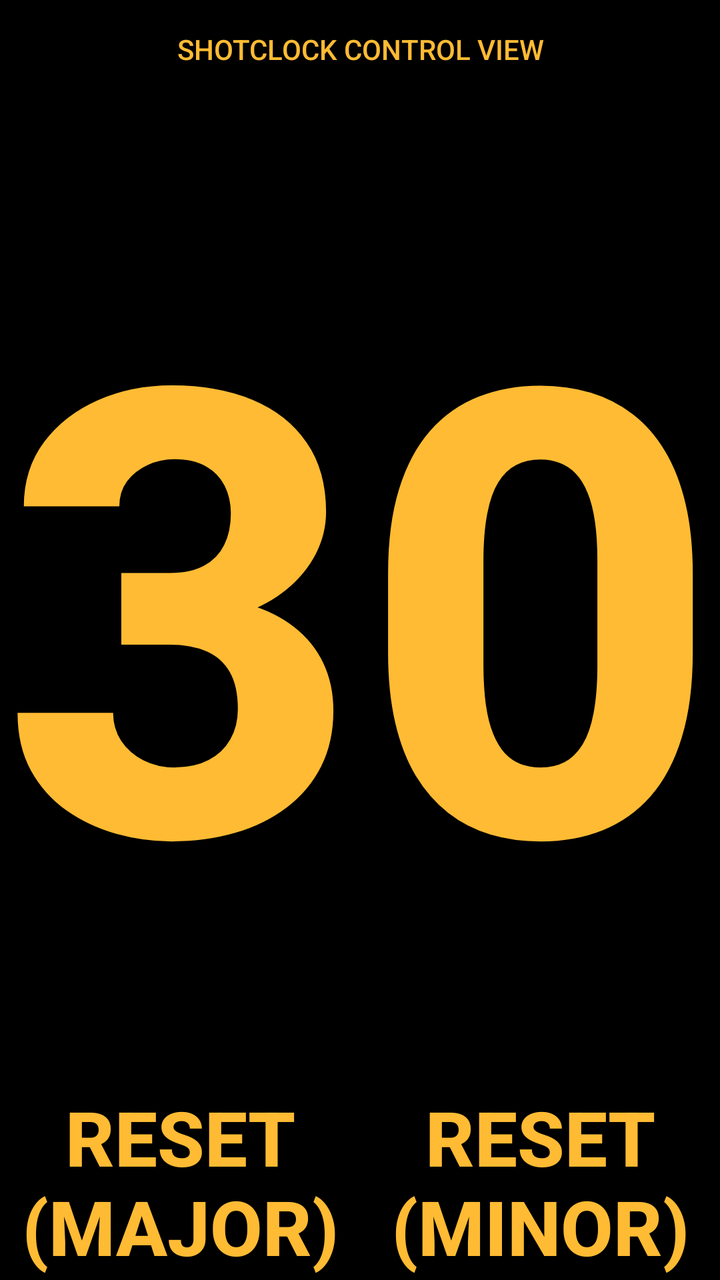
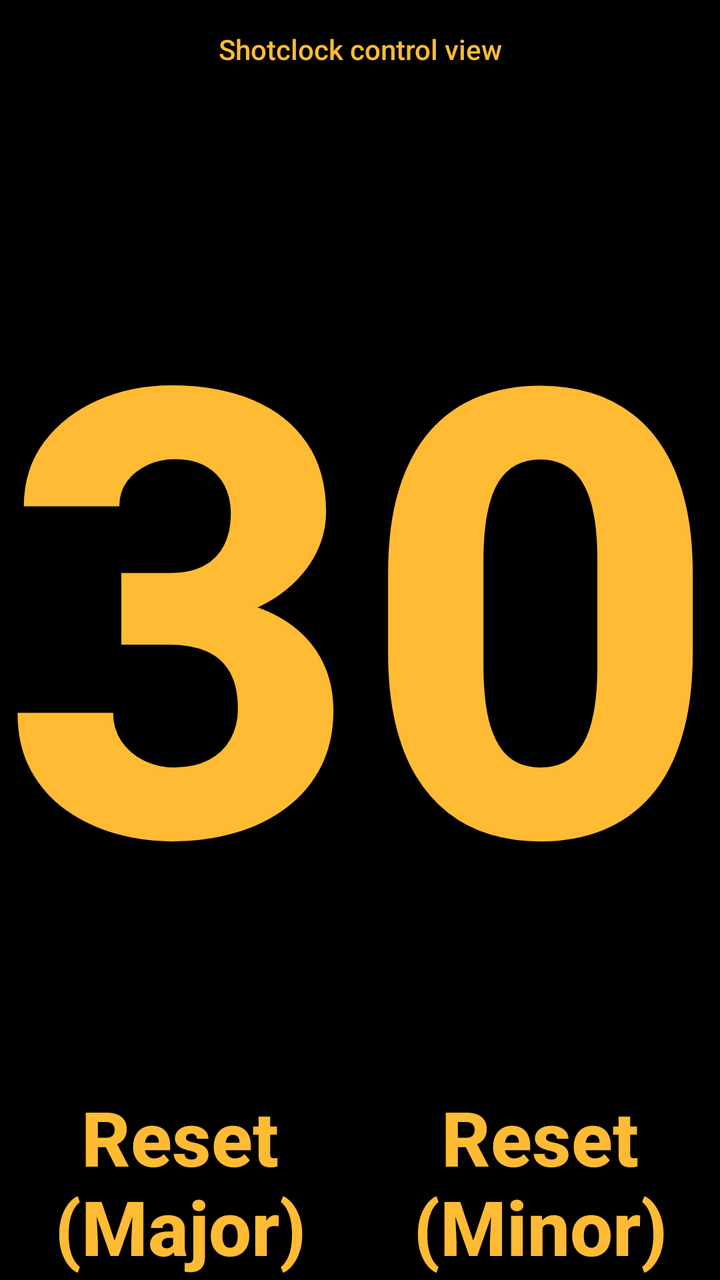

Before-and-after screenshots of an Android layout around one commit, followed by the original layout XML and the change that was made.
<!-- AndroidManifest.xml: application theme AppTheme -->
<!-- res/layout/shotclock_remote_control.xml -->
<?xml version="1.0" encoding="utf-8"?>
<androidx.constraintlayout.widget.ConstraintLayout xmlns:android="http://schemas.android.com/apk/res/android"
    xmlns:app="http://schemas.android.com/apk/res-auto"
    xmlns:tools="http://schemas.android.com/tools"
    android:layout_width="match_parent"
    android:layout_height="match_parent"
    android:keepScreenOn="true"
    tools:context="de.wasserball.wabaclock.main.ShotclockRemoteControl">

    <LinearLayout
        android:id="@+id/layoutZN2"
        android:layout_width="match_parent"
        android:layout_height="match_parent"
        android:orientation="vertical">

        <Button
            android:id="@+id/button2"
            android:layout_width="match_parent"
            android:layout_height="0dp"
            android:layout_weight="1"
            android:background="@android:color/background_dark"
            android:text="@string/shotclock_control_view_title"
            android:textColor="@android:color/holo_orange_light" />

        <Button
            android:id="@+id/shotclock_zn2"
            style="@style/Widget.AppCompat.Button.Borderless"
            android:layout_width="match_parent"
            android:layout_height="0dp"
            android:layout_weight="10"
            android:background="@android:color/background_dark"
            android:clickable="true"
            android:focusable="true"
            android:onClick="startStopShotclock"
            android:text="@string/shotclock_default_val"
            android:textAlignment="center"
            android:textColor="@android:color/holo_orange_light"
            android:textStyle="bold"
            app:autoSizeMaxTextSize="4000sp"
            app:autoSizeMinTextSize="12sp"
            app:autoSizeStepGranularity="20sp"
            app:autoSizeTextType="uniform" />

        <LinearLayout
            android:layout_width="match_parent"
            android:layout_height="0dp"
            android:layout_weight="2"
            android:orientation="horizontal">

            <Button
                android:id="@+id/resetMajorZN2"
                style="@style/Widget.AppCompat.Button.Borderless"
                android:layout_width="match_parent"
                android:layout_height="match_parent"
                android:layout_weight="1"
                android:background="@android:color/background_dark"
                android:clickable="true"
                android:focusable="true"
                android:onClick="resetShotclockMajor"
                android:text="@string/reset_major"
                android:textColor="@android:color/holo_orange_light"
                android:textStyle="bold"
                app:autoSizeMaxTextSize="200sp"
                app:autoSizeMinTextSize="12sp"
                app:autoSizeStepGranularity="2sp"
                app:autoSizeTextType="uniform" />

            <Button
                android:id="@+id/resetMinorZN2"
                style="@style/Widget.AppCompat.Button.Borderless"
                android:layout_width="match_parent"
                android:layout_height="match_parent"
                android:layout_weight="1"
                android:background="@android:color/background_dark"
                android:clickable="true"
                android:focusable="true"
                android:onClick="resetShotclockMinor"
                android:text="@string/reset_minor"
                android:textColor="@android:color/holo_orange_light"
                android:textStyle="bold"
                app:autoSizeMaxTextSize="200sp"
                app:autoSizeMinTextSize="12sp"
                app:autoSizeStepGranularity="2sp"
                app:autoSizeTextType="uniform" />
        </LinearLayout>
    </LinearLayout>

</androidx.constraintlayout.widget.ConstraintLayout>
<!-- resources referenced by this layout -->
<resources>
  <string name="reset_major">Reset (Major)</string>
  <string name="reset_minor">Reset (Minor)</string>
  <string name="shotclock_control_view_title">Shotclock control view</string>
  <string name="shotclock_default_val">30</string>
  <style name="AppTheme" parent="Theme.AppCompat.Light.NoActionBar">
          
          <item name="colorPrimary">@color/colorPrimary</item>
          <item name="colorPrimaryDark">@color/colorPrimaryDark</item>
          <item name="colorAccent">@color/colorAccent</item>
      </style>
  <color name="colorPrimary">#008577</color>
  <color name="colorPrimaryDark">#000000</color>
  <color name="colorAccent">#D81B60</color>
</resources>

<!-- the commit's change to res/layout/shotclock_remote_control.xml (unified diff, before → after) -->
@@ -20,6 +20,7 @@
             android:layout_weight="1"
             android:background="@android:color/background_dark"
             android:text="@string/shotclock_control_view_title"
+            android:textAllCaps="false"
             android:textColor="@android:color/holo_orange_light" />
 
         <Button
@@ -34,6 +35,7 @@
             android:onClick="startStopShotclock"
             android:text="@string/shotclock_default_val"
             android:textAlignment="center"
+            android:textAllCaps="false"
             android:textColor="@android:color/holo_orange_light"
             android:textStyle="bold"
             app:autoSizeMaxTextSize="4000sp"
@@ -58,6 +60,7 @@
                 android:focusable="true"
                 android:onClick="resetShotclockMajor"
                 android:text="@string/reset_major"
+                android:textAllCaps="false"
                 android:textColor="@android:color/holo_orange_light"
                 android:textStyle="bold"
                 app:autoSizeMaxTextSize="200sp"
@@ -76,6 +79,7 @@
                 android:focusable="true"
                 android:onClick="resetShotclockMinor"
                 android:text="@string/reset_minor"
+                android:textAllCaps="false"
                 android:textColor="@android:color/holo_orange_light"
                 android:textStyle="bold"
                 app:autoSizeMaxTextSize="200sp"
